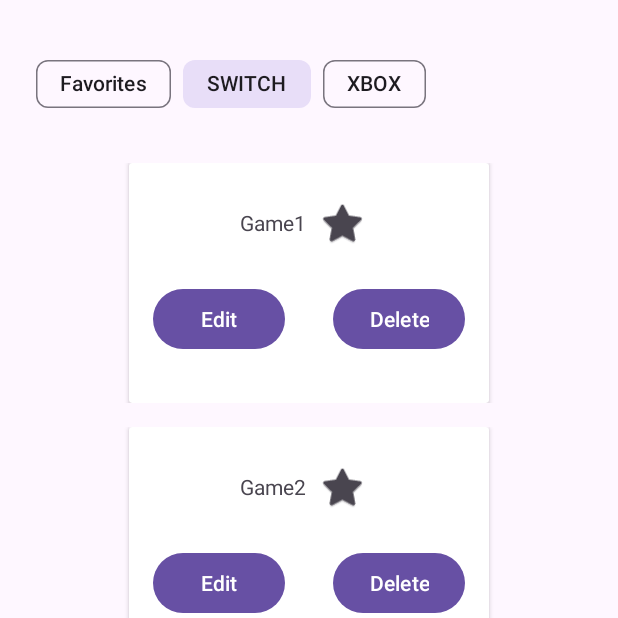
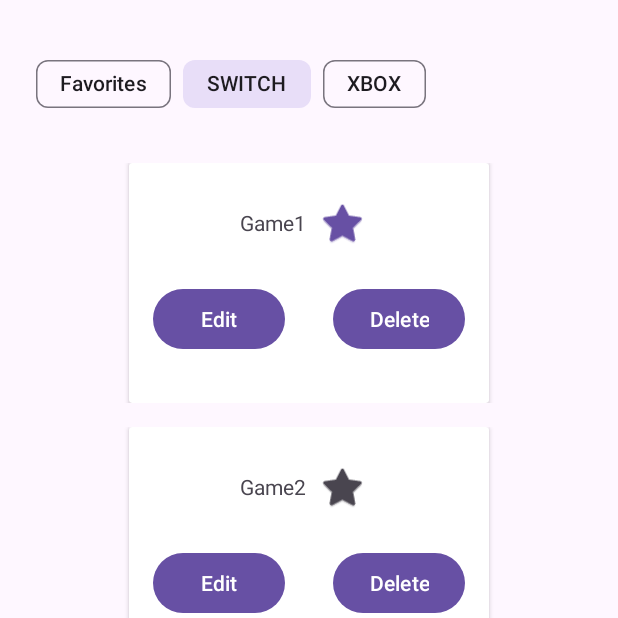
Before and after one commit to emilygranville/videogamelist, an Android app: the screen it shows after launch (MainActivity), on a phone screen of 412 x 824 dp, the top half of it. Run offline under Robolectric (Android 15) with nearby library versions, the phone set to English and light mode, and no system bars.

Commit message:
Adds favorite implementation to display

```diff
--- a/app/app/src/main/java/com/emilygranville/videogamelist/Model/ConsoleOrganizer.java
+++ b/app/app/src/main/java/com/emilygranville/videogamelist/Model/ConsoleOrganizer.java
@@ -71,7 +71,7 @@ public class ConsoleOrganizer implements Serializable {
      * Adds a single video game to the console map
      * @param videoGame the video game to add
      */
-    public void addVideoGame(VideoGame videoGame) {
+    protected void addVideoGame(VideoGame videoGame) {
         for (String consoles : videoGame.getConsoles()) {
             if (!consoleMap.containsKey(consoles)) {
                 List<VideoGame> consoleList = new LinkedList<VideoGame>();
@@ -156,7 +156,7 @@ public class ConsoleOrganizer implements Serializable {
      * Adds the video game to favorite list
      * @param videoGame video game to add to favorites
      */
-    public void addToFavorites(VideoGame videoGame) {
+    protected void addToFavorites(VideoGame videoGame) {
         if (videoGame.getIsFavorite()) {
             removeFromFavorites(videoGame);
             addGameToAlphaList(videoGame, this.favorites);
@@ -168,7 +168,17 @@ public class ConsoleOrganizer implements Serializable {
      * @param videoGame game to remove
      */
     private void removeFromFavorites(VideoGame videoGame) {
-        this.favorites.removeIf(game -> game.getGameId() == videoGame.getGameId());
+        int index = -1;
+        for (int i = 0; i < this.favorites.size(); i++) {
+            if (videoGame.getGameId() == this.favorites.get(i).getGameId()) {
+                index = i;
+                break;
+            }
+        }
+        if (index >= 0) {
+            this.favorites.remove(index);
+        }
+        //this.favorites.removeIf(game -> game.getGameId() == videoGame.getGameId());
     }
 
     /**
--- a/app/app/src/main/java/com/emilygranville/videogamelist/Model/VideoGame.java
+++ b/app/app/src/main/java/com/emilygranville/videogamelist/Model/VideoGame.java
@@ -152,6 +152,10 @@ public class VideoGame implements Comparable<VideoGame>, Serializable {
         isFavorite = favorite;
     }
 
+    public void switchFavorite() {
+        isFavorite = !isFavorite;
+    }
+
     /**
      * Adds new console to the list
      * @param console new console to be added
--- a/app/app/src/main/java/com/emilygranville/videogamelist/View/DisplayVGView.java
+++ b/app/app/src/main/java/com/emilygranville/videogamelist/View/DisplayVGView.java
@@ -10,6 +10,7 @@ import androidx.fragment.app.Fragment;
 import androidx.recyclerview.widget.LinearLayoutManager;
 import androidx.recyclerview.widget.RecyclerView;
 
+import android.util.Log;
 import android.view.LayoutInflater;
 import android.view.View;
 import android.view.ViewGroup;
--- a/app/app/src/main/java/com/emilygranville/videogamelist/View/IDisplayVGView.java
+++ b/app/app/src/main/java/com/emilygranville/videogamelist/View/IDisplayVGView.java
@@ -38,6 +38,11 @@ public interface IDisplayVGView {
 
         void restoreDisplayFragment(Fragment curFragment);
 
+        /**
+         * Alerts listener to toggling favorite
+         * @param videoGame game to change favorite
+         */
+        void favorite(VideoGame videoGame);
     }
 
     /**
--- a/app/app/src/main/java/com/emilygranville/videogamelist/View/VGViewHolder.java
+++ b/app/app/src/main/java/com/emilygranville/videogamelist/View/VGViewHolder.java
@@ -3,13 +3,16 @@ package com.emilygranville.videogamelist.View;
 import static android.view.View.GONE;
 import static android.view.View.VISIBLE;
 
+import android.util.Log;
 import android.view.View;
 import android.widget.Button;
+import android.widget.CheckBox;
 import android.widget.TextView;
 
 import androidx.annotation.NonNull;
 import androidx.recyclerview.widget.RecyclerView;
 
+import com.emilygranville.videogamelist.Controller.MainActivity;
 import com.emilygranville.videogamelist.Model.VideoGame;
 import com.emilygranville.videogamelist.R;
 
@@ -22,6 +25,7 @@ public class VGViewHolder extends RecyclerView.ViewHolder {
 
     private final TextView gameName;
     private final TextView consolesDisplay;
+    private final CheckBox favoriteButton;
 
     /**
      * Constructor for VGViewHolder
@@ -38,6 +42,7 @@ public class VGViewHolder extends RecyclerView.ViewHolder {
 
         this.gameName = itemView.findViewById(R.id.videogame_name);
         this.consolesDisplay = itemView.findViewById(R.id.consoles_txt);
+        this.favoriteButton = itemView.findViewById(R.id.favorite_btn);
 
         this.itemView.setOnClickListener(new View.OnClickListener() {
             @Override
@@ -48,6 +53,12 @@ public class VGViewHolder extends RecyclerView.ViewHolder {
                 } else {
                     VGViewHolder.this.consolesDisplay.setVisibility(GONE);
                 }
+            }
+        });
+        this.favoriteButton.setOnClickListener(new View.OnClickListener() {
+            @Override
+            public void onClick(View view) {
+                VGViewHolder.this.listener.favorite(VGViewHolder.this.videoGame);
             }
         });
         gameEditBtn.setOnClickListener(new View.OnClickListener() {
@@ -79,5 +90,7 @@ public class VGViewHolder extends RecyclerView.ViewHolder {
         }
         consoleText = consoleText.substring(0, consoleText.length()-1);
         this.consolesDisplay.setText(consoleText);
+
+        this.favoriteButton.setChecked(this.videoGame.getIsFavorite());
     }
 }
--- a/app/app/src/main/res/layout/videogame_card.xml
+++ b/app/app/src/main/res/layout/videogame_card.xml
@@ -21,7 +21,7 @@
             android:paddingBottom="16dp">
 
             <LinearLayout
-                android:id="@+id/horizontal"
+                android:id="@+id/card_horizontal"
                 android:layout_width="wrap_content"
                 android:layout_height="wrap_content"
                 android:layout_marginStart="16dp"
@@ -64,7 +64,7 @@
                 app:layout_constraintBottom_toBottomOf="parent"
                 app:layout_constraintEnd_toStartOf="@+id/vg_delete_btn"
                 app:layout_constraintStart_toStartOf="parent"
-                app:layout_constraintTop_toBottomOf="@+id/horizontal" />
+                app:layout_constraintTop_toBottomOf="@+id/card_horizontal" />
 
             <Button
                 android:id="@+id/vg_delete_btn"
@@ -78,7 +78,7 @@
                 app:layout_constraintBottom_toBottomOf="parent"
                 app:layout_constraintEnd_toEndOf="parent"
                 app:layout_constraintStart_toEndOf="@+id/vg_edit_btn"
-                app:layout_constraintTop_toBottomOf="@+id/horizontal" />
+                app:layout_constraintTop_toBottomOf="@+id/card_horizontal" />
 
             <TextView
                 android:id="@+id/consoles_txt"
```
Also changed, not shown: app/app/src/main/java/com/emilygranville/videogamelist/Controller/MainActivity.java (+11 -0 lines).
